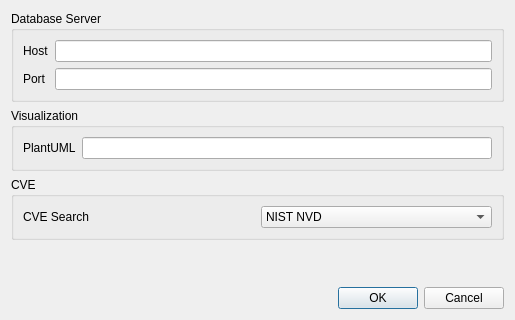
This is tools/ui/settingsdialog.ui in neel/prova as Qt 5 draws it before an edit. The edited form follows.
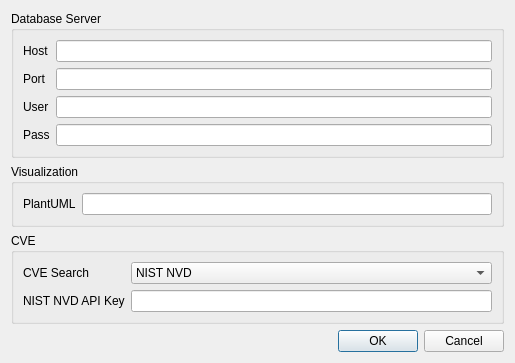
This is the edited form.

Patch:
```diff
--- a/tools/ui/settingsdialog.ui
+++ b/tools/ui/settingsdialog.ui
@@ -20,6 +20,16 @@
       <string>Database Server</string>
      </property>
      <layout class="QGridLayout" name="gridLayout_3">
+      <item row="2" column="2">
+       <widget class="QLineEdit" name="userEdit"/>
+      </item>
+      <item row="2" column="0">
+       <widget class="QLabel" name="label_5">
+        <property name="text">
+         <string>User</string>
+        </property>
+       </widget>
+      </item>
       <item row="0" column="0">
        <widget class="QLabel" name="label">
         <property name="text">
@@ -27,9 +37,6 @@
         </property>
        </widget>
       </item>
-      <item row="0" column="1">
-       <widget class="QLineEdit" name="hostEdit"/>
-      </item>
       <item row="1" column="0">
        <widget class="QLabel" name="label_2">
         <property name="text">
@@ -37,9 +44,22 @@
         </property>
        </widget>
       </item>
-      <item row="1" column="1">
+      <item row="1" column="2">
        <widget class="QLineEdit" name="portEdit"/>
       </item>
+      <item row="0" column="2">
+       <widget class="QLineEdit" name="hostEdit"/>
+      </item>
+      <item row="3" column="2">
+       <widget class="QLineEdit" name="passEdit"/>
+      </item>
+      <item row="3" column="0">
+       <widget class="QLabel" name="label_6">
+        <property name="text">
+         <string>Pass</string>
+        </property>
+       </widget>
+      </item>
      </layout>
     </widget>
    </item>
@@ -68,13 +88,6 @@
       <string>CVE</string>
      </property>
      <layout class="QGridLayout" name="gridLayout">
-      <item row="0" column="0">
-       <widget class="QLabel" name="label_4">
-        <property name="text">
-         <string>CVE Search</string>
-        </property>
-       </widget>
-      </item>
       <item row="0" column="1">
        <widget class="QComboBox" name="cveSearchCombo">
         <item>
@@ -89,13 +102,30 @@
         </item>
        </widget>
       </item>
+      <item row="0" column="0">
+       <widget class="QLabel" name="label_4">
+        <property name="text">
+         <string>CVE Search</string>
+        </property>
+       </widget>
+      </item>
+      <item row="1" column="0">
+       <widget class="QLabel" name="label_7">
+        <property name="text">
+         <string>NIST NVD API Key</string>
+        </property>
+       </widget>
+      </item>
+      <item row="1" column="1">
+       <widget class="QLineEdit" name="apiKeyNVDLineEdit"/>
+      </item>
      </layout>
     </widget>
    </item>
    <item>
     <spacer name="verticalSpacer">
      <property name="orientation">
-      <enum>Qt::Vertical</enum>
+      <enum>Qt::Orientation::Vertical</enum>
      </property>
      <property name="sizeHint" stdset="0">
       <size>
@@ -108,10 +138,10 @@
    <item>
     <widget class="QDialogButtonBox" name="buttonBox">
      <property name="orientation">
-      <enum>Qt::Horizontal</enum>
+      <enum>Qt::Orientation::Horizontal</enum>
      </property>
      <property name="standardButtons">
-      <set>QDialogButtonBox::Cancel|QDialogButtonBox::Ok</set>
+      <set>QDialogButtonBox::StandardButton::Cancel|QDialogButtonBox::StandardButton::Ok</set>
      </property>
     </widget>
    </item>
```
